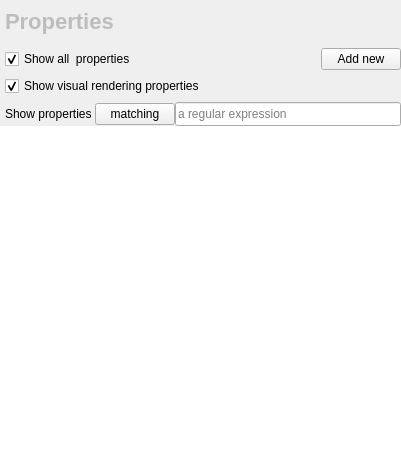
First picture: the form in plugins/view/TableView/PropertiesEditor.ui, repository Tulip-Dev/tulip, before the edit.
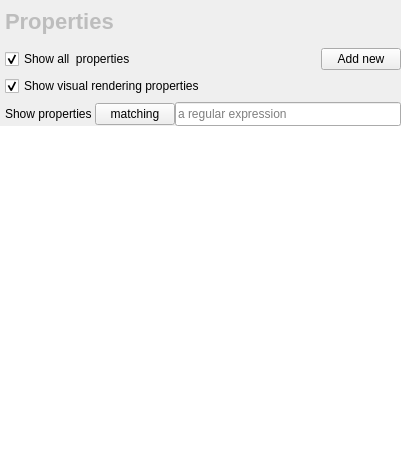
Second picture: the form after the edit. Icons and pictures are not drawn. Custom widgets are drawn as their Qt base class.

Diff of the .ui file:
```diff
--- a/plugins/view/TableView/PropertiesEditor.ui
+++ b/plugins/view/TableView/PropertiesEditor.ui
@@ -7,7 +7,7 @@
     <x>0</x>
     <y>0</y>
     <width>401</width>
-    <height>458</height>
+    <height>459</height>
    </rect>
   </property>
   <property name="sizePolicy">
```
Left out of the diff: 42 changed lines with no effect on the pictures.
